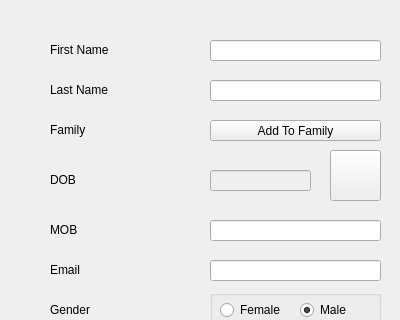
Qt form addplayerdiag.ui (stefanmarjanovic/Comp) before a commit; both pictures show x 0 to 400 and y 0 to 320 of the 400 by 516 pixel window.
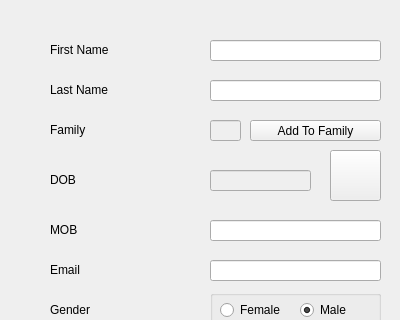
The same form after that commit. Icons and pictures are not drawn.

```diff
--- a/addplayerdiag.ui
+++ b/addplayerdiag.ui
@@ -265,9 +265,9 @@
   <widget class="QPushButton" name="famSearch">
    <property name="geometry">
     <rect>
-     <x>210</x>
+     <x>250</x>
      <y>120</y>
-     <width>171</width>
+     <width>131</width>
      <height>21</height>
     </rect>
    </property>
@@ -275,6 +275,22 @@
     <string>Add To Family</string>
    </property>
   </widget>
+  <widget class="QLineEdit" name="familyID">
+   <property name="enabled">
+    <bool>false</bool>
+   </property>
+   <property name="geometry">
+    <rect>
+     <x>210</x>
+     <y>120</y>
+     <width>31</width>
+     <height>21</height>
+    </rect>
+   </property>
+   <property name="acceptDrops">
+    <bool>false</bool>
+   </property>
+  </widget>
  </widget>
  <tabstops>
   <tabstop>fName</tabstop>
```
